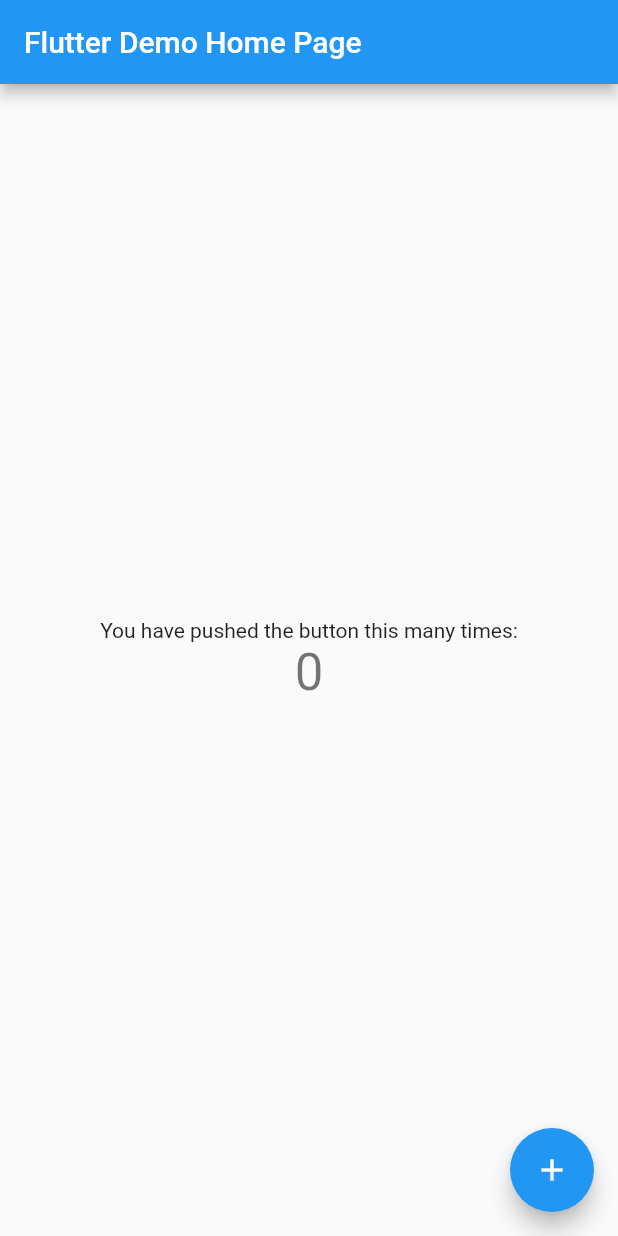
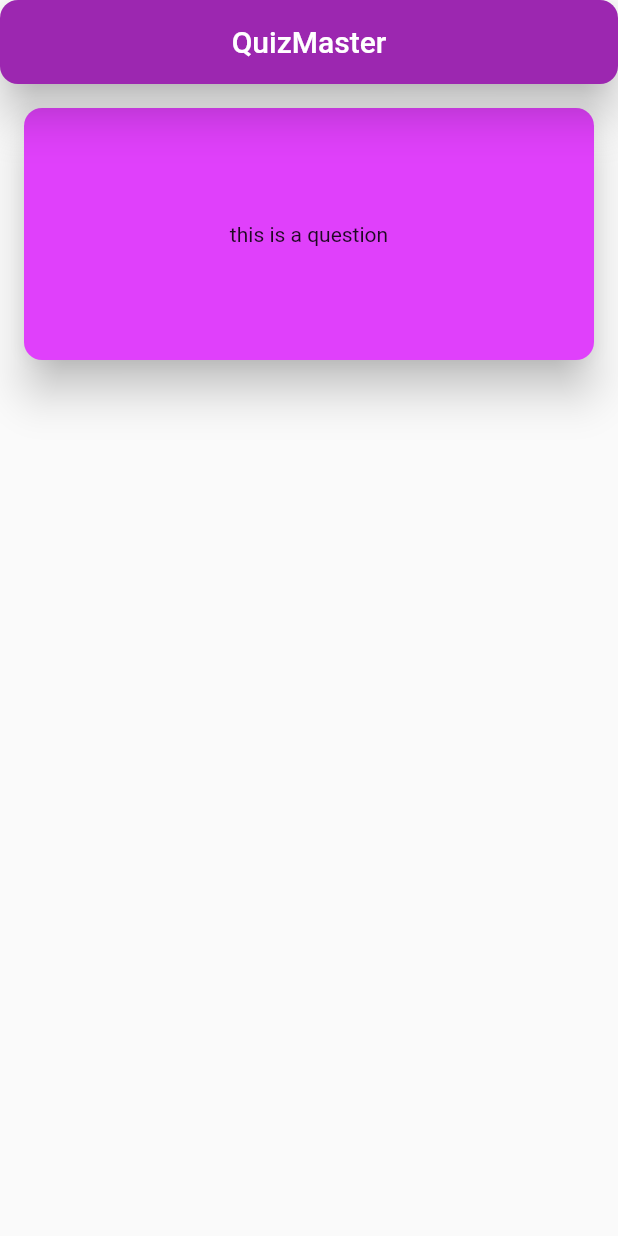
Before and after one commit to saplynx/TXON_03, a Flutter app: the screen it shows after launch, on a phone screen of 412 x 824 dp. Run offline on Flutter 3.47's test engine with Material 2 defaults, Android fonts, the phone set to English and light mode, and no system bars.

Commit message:
some design additions

```diff
--- a/lib/main.dart
+++ b/lib/main.dart
@@ -1,115 +1,66 @@
 import 'package:flutter/material.dart';
 
 void main() {
-  runApp(const MyApp());
+  runApp(QuizMaster());
 }
 
-class MyApp extends StatelessWidget {
-  const MyApp({super.key});
+class QuizMaster extends StatelessWidget {
+  const QuizMaster({Key? key}) : super(key: key);
 
-  // This widget is the root of your application.
   @override
   Widget build(BuildContext context) {
     return MaterialApp(
-      title: 'Flutter Demo',
+      title: 'QuizMaster',
       theme: ThemeData(
-        // This is the theme of your application.
-        //
-        // Try running your application with "flutter run". You'll see the
-        // application has a blue toolbar. Then, without quitting the app, try
-        // changing the primarySwatch below to Colors.green and then invoke
-        // "hot reload" (press "r" in the console where you ran "flutter run",
-        // or simply save your changes to "hot reload" in a Flutter IDE).
-        // Notice that the counter didn't reset back to zero; the application
-        // is not restarted.
-        primarySwatch: Colors.blue,
+        primarySwatch: Colors.purple,
       ),
-      home: const MyHomePage(title: 'Flutter Demo Home Page'),
+      home: Home(),
     );
   }
 }
 
-class MyHomePage extends StatefulWidget {
-  const MyHomePage({super.key, required this.title});
-
-  // This widget is the home page of your application. It is stateful, meaning
-  // that it has a State object (defined below) that contains fields that affect
-  // how it looks.
-
-  // This class is the configuration for the state. It holds the values (in this
-  // case the title) provided by the parent (in this case the App widget) and
-  // used by the build method of the State. Fields in a Widget subclass are
-  // always marked "final".
-
-  final String title;
+class Home extends StatefulWidget {
+  const Home({Key? key}) : super(key: key);
 
   @override
-  State<MyHomePage> createState() => _MyHomePageState();
+  State<Home> createState() => _HomeState();
 }
 
-class _MyHomePageState extends State<MyHomePage> {
-  int _counter = 0;
-
-  void _incrementCounter() {
-    setState(() {
-      // This call to setState tells the Flutter framework that something has
-      // changed in this State, which causes it to rerun the build method below
-      // so that the display can reflect the updated values. If we changed
-      // _counter without calling setState(), then the build method would not be
-      // called again, and so nothing would appear to happen.
-      _counter++;
-    });
-  }
-
+class _HomeState extends State<Home> {
   @override
   Widget build(BuildContext context) {
-    // This method is rerun every time setState is called, for instance as done
-    // by the _incrementCounter method above.
-    //
-    // The Flutter framework has been optimized to make rerunning build methods
-    // fast, so that you can just rebuild anything that needs updating rather
-    // than having to individually change instances of widgets.
     return Scaffold(
       appBar: AppBar(
-        // Here we take the value from the MyHomePage object that was created by
-        // the App.build method, and use it to set our appbar title.
-        title: Text(widget.title),
+        title: Center(
+            child: Text(
+          'QuizMaster',
+        )),
+        elevation: 12.0,
+        shape: RoundedRectangleBorder(borderRadius: BorderRadius.circular(12.0)),
       ),
-      body: Center(
-        // Center is a layout widget. It takes a single child and positions it
-        // in the middle of the parent.
-        child: Column(
-          // Column is also a layout widget. It takes a list of children and
-          // arranges them vertically. By default, it sizes itself to fit its
-          // children horizontally, and tries to be as tall as its parent.
-          //
-          // Invoke "debug painting" (press "p" in the console, choose the
-          // "Toggle Debug Paint" action from the Flutter Inspector in Android
-          // Studio, or the "Toggle Debug Paint" command in Visual Studio Code)
-          // to see the wireframe for each widget.
-          //
-          // Column has various properties to control how it sizes itself and
-          // how it positions its children. Here we use mainAxisAlignment to
-          // center the children vertically; the main axis here is the vertical
-          // axis because Columns are vertical (the cross axis would be
-          // horizontal).
-          mainAxisAlignment: MainAxisAlignment.center,
-          children: <Widget>[
-            const Text(
-              'You have pushed the button this many times:',
+      body: Column(
+        children: [
+          Container(
+            height: 200.0,
+            width: double.infinity,
+            padding: EdgeInsets.symmetric(vertical: 12.0, horizontal: 12.0),
+            child: Card(
+              child: InkWell(
+                child: Center(
+                  child: Text('this is a question'),
+                ),
+                splashColor: Colors.yellow,
+                onTap: () {},
+              ),
+              color: Colors.purpleAccent,
+              elevation: 12.0,
+              shape: RoundedRectangleBorder(
+                borderRadius: BorderRadius.circular(12.0)
+              ),
             ),
-            Text(
-              '$_counter',
-              style: Theme.of(context).textTheme.headlineMedium,
-            ),
-          ],
-        ),
+          ),
+        ],
       ),
-      floatingActionButton: FloatingActionButton(
-        onPressed: _incrementCounter,
-        tooltip: 'Increment',
-        child: const Icon(Icons.add),
-      ), // This trailing comma makes auto-formatting nicer for build methods.
     );
   }
 }
```
Also changed, not shown: 1 other file.
